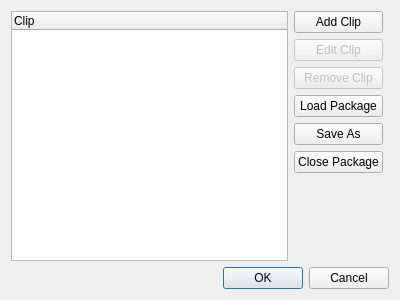
The window that ui/clippackageeditor.ui (tdauth/gustavsfairyland) describes before a commit, drawn with Qt 5.
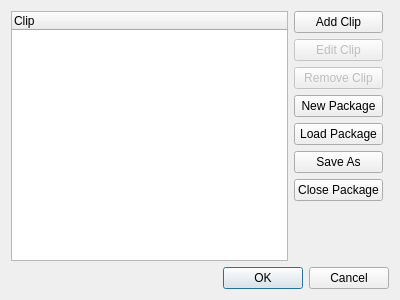
The same window after the commit.

Commit message:
Improved clip editor, added about Qt button
Still needs to be finished!

What changed in the file:
```diff
--- a/ui/clippackageeditor.ui
+++ b/ui/clippackageeditor.ui
@@ -61,6 +61,13 @@
          </property>
         </widget>
        </item>
+       <item>
+        <widget class="QPushButton" name="newPackagePushButton">
+         <property name="text">
+          <string>New Package</string>
+         </property>
+        </widget>
+       </item>
        <item>
         <widget class="QPushButton" name="loadPackagePushButton">
          <property name="text">
```
The commit also changes 15 other files.
